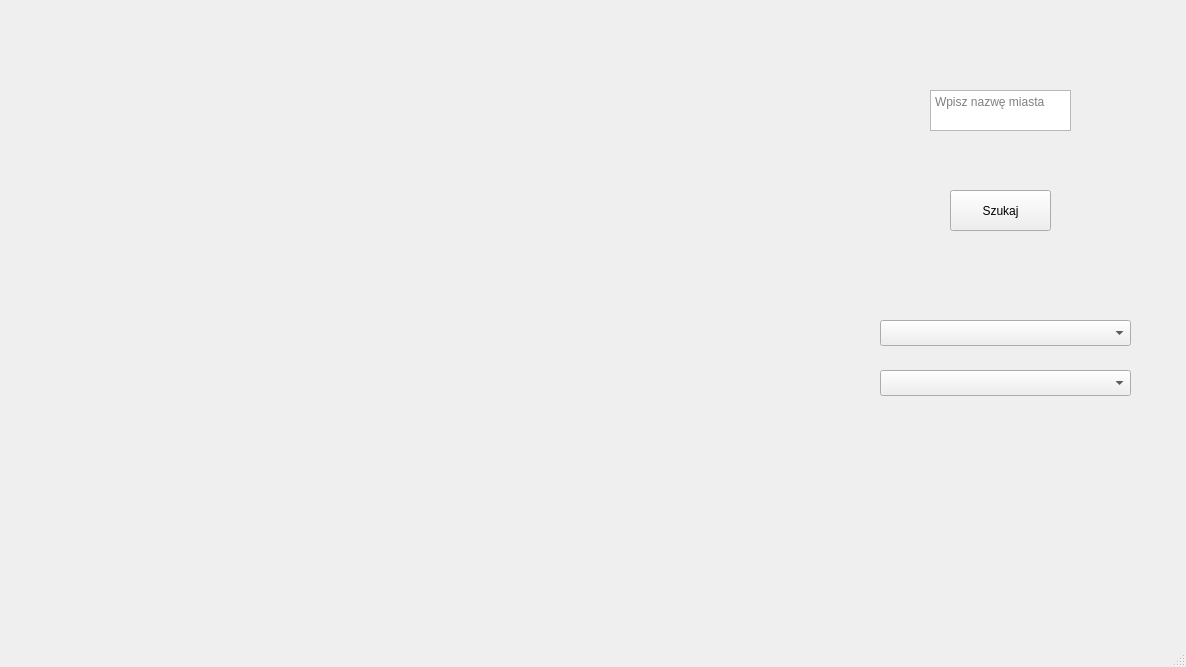
First picture: the form in mainwindow.ui, repository makkacprzak/smog-control, before the edit.
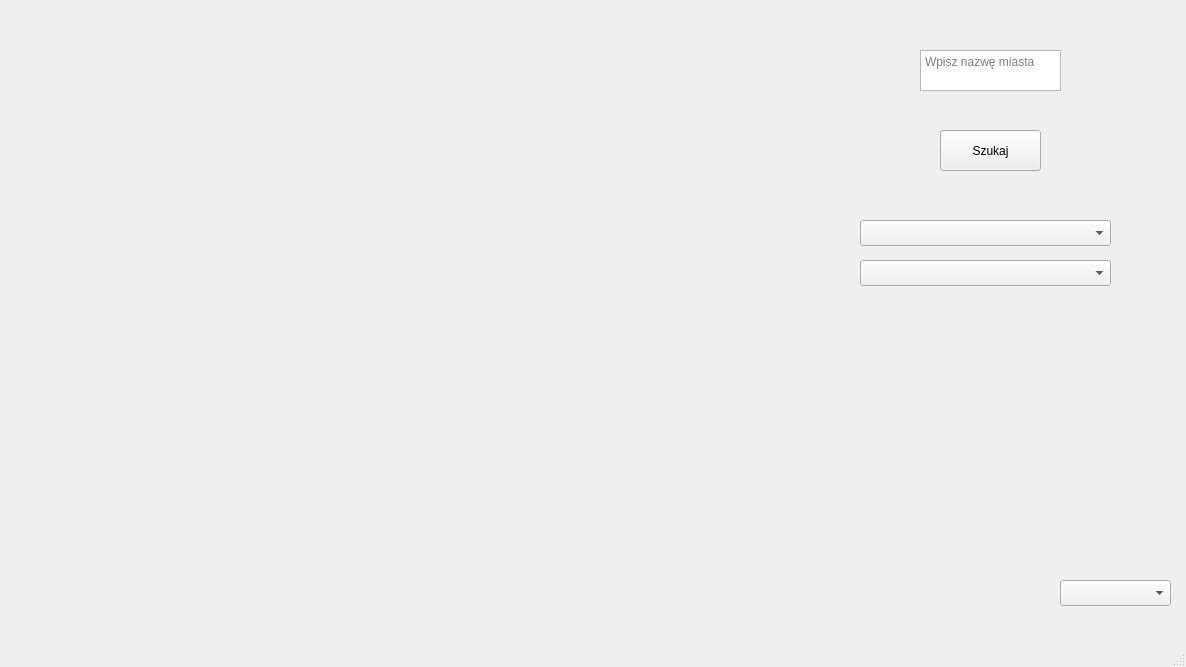
Second picture: the form after the edit.

Diff of the .ui file:
```diff
--- a/mainwindow.ui
+++ b/mainwindow.ui
@@ -17,8 +17,8 @@
    <widget class="QTextEdit" name="cityInput">
     <property name="geometry">
      <rect>
-      <x>930</x>
-      <y>90</y>
+      <x>920</x>
+      <y>50</y>
       <width>141</width>
       <height>41</height>
      </rect>
@@ -33,8 +33,8 @@
    <widget class="QPushButton" name="searchBtn">
     <property name="geometry">
      <rect>
-      <x>950</x>
-      <y>190</y>
+      <x>940</x>
+      <y>130</y>
       <width>101</width>
       <height>41</height>
      </rect>
@@ -46,8 +46,8 @@
    <widget class="QComboBox" name="stationComboBox">
     <property name="geometry">
      <rect>
-      <x>880</x>
-      <y>320</y>
+      <x>860</x>
+      <y>220</y>
       <width>251</width>
       <height>26</height>
      </rect>
@@ -56,8 +56,8 @@
    <widget class="QComboBox" name="parameterComboBox">
     <property name="geometry">
      <rect>
-      <x>880</x>
-      <y>370</y>
+      <x>860</x>
+      <y>260</y>
       <width>251</width>
       <height>26</height>
      </rect>
@@ -73,6 +73,19 @@
      </rect>
     </property>
    </widget>
+   <widget class="QComboBox" name="langSelect">
+    <property name="geometry">
+     <rect>
+      <x>1060</x>
+      <y>580</y>
+      <width>111</width>
+      <height>26</height>
+     </rect>
+    </property>
+    <property name="placeholderText">
+     <string>Język</string>
+    </property>
+   </widget>
   </widget>
   <widget class="QMenuBar" name="menubar">
    <property name="geometry">
```
